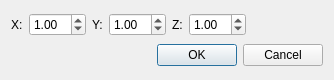
chintanp/brep, file src/interface/dialogedit.ui: the form before one commit.
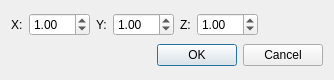
The form after the commit.

Commit message: Colocado valores min nas janelas.

Diff of the .ui file:
```diff
--- a/src/interface/dialogedit.ui
+++ b/src/interface/dialogedit.ui
@@ -25,6 +25,9 @@
      </item>
      <item>
       <widget class="QDoubleSpinBox" name="doubleSpinBox_X">
+       <property name="minimum">
+        <double>-99.000000000000000</double>
+       </property>
        <property name="value">
         <double>1.000000000000000</double>
        </property>
@@ -39,6 +42,9 @@
      </item>
      <item>
       <widget class="QDoubleSpinBox" name="doubleSpinBox_Y">
+       <property name="minimum">
+        <double>-99.000000000000000</double>
+       </property>
        <property name="value">
         <double>1.000000000000000</double>
        </property>
@@ -53,6 +59,9 @@
      </item>
      <item>
       <widget class="QDoubleSpinBox" name="doubleSpinBox_Z">
+       <property name="minimum">
+        <double>-99.000000000000000</double>
+       </property>
        <property name="value">
         <double>1.000000000000000</double>
        </property>
```
The commit also changes 5 other files.
